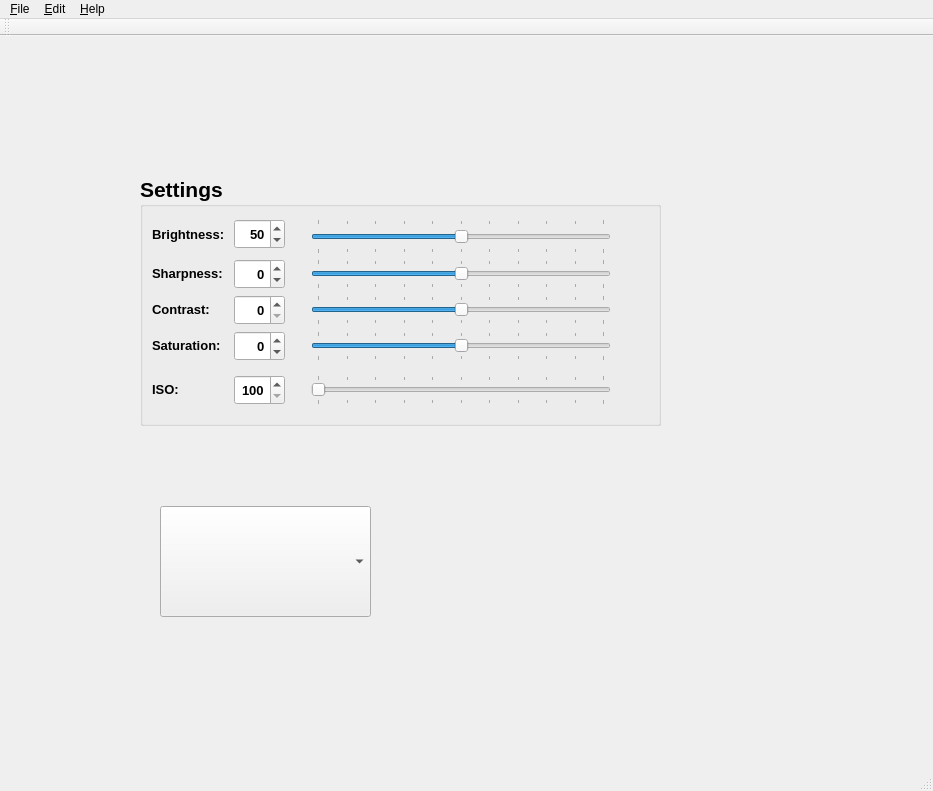
This is ui/settings_groupbox.ui in fgrimm-aept/ContactAngleGUI as Qt 5 draws it before an edit. The edited form follows.
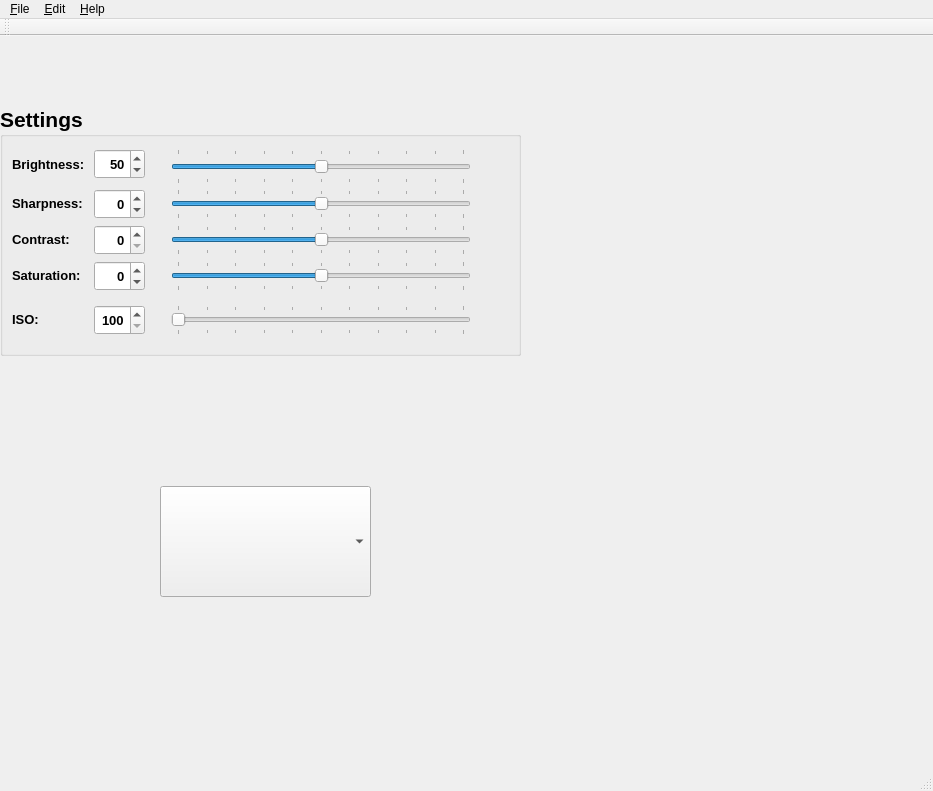
This is the edited form.

Commit message: Moves the settings_groupbox boxes to main_window.ui and changes the loaded .ui file in main_window.py

Patch:
```diff
--- a/ui/settings_groupbox.ui
+++ b/ui/settings_groupbox.ui
@@ -23,8 +23,8 @@
    <widget class="QGroupBox" name="settings_groupbox">
     <property name="geometry">
      <rect>
-      <x>140</x>
-      <y>140</y>
+      <x>0</x>
+      <y>70</y>
       <width>521</width>
       <height>250</height>
      </rect>
@@ -777,7 +777,7 @@
     <property name="geometry">
      <rect>
       <x>160</x>
-      <y>470</y>
+      <y>450</y>
       <width>211</width>
       <height>111</height>
      </rect>
```
The commit also changes 1 other file.
